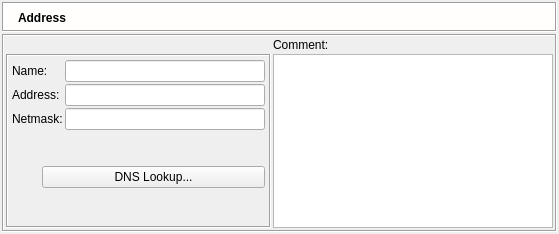
fwbuilder/fwbuilder, file src/gui/ipv4dialog_q.ui: the form before one commit.
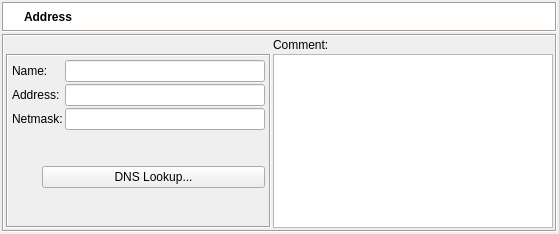
The form after the commit. Icons and pictures are not drawn.

What changed in the file:
```diff
--- a/src/gui/ipv4dialog_q.ui
+++ b/src/gui/ipv4dialog_q.ui
@@ -140,22 +140,22 @@
        </property>
        <layout class="QGridLayout" >
         <property name="leftMargin" >
-         <number>0</number>
+         <number>2</number>
         </property>
         <property name="topMargin" >
          <number>2</number>
         </property>
         <property name="rightMargin" >
-         <number>0</number>
+         <number>2</number>
         </property>
         <property name="bottomMargin" >
-         <number>0</number>
+         <number>2</number>
         </property>
         <property name="horizontalSpacing" >
-         <number>0</number>
+         <number>2</number>
         </property>
         <property name="verticalSpacing" >
-         <number>0</number>
+         <number>2</number>
         </property>
         <item row="0" column="2" >
          <widget class="QLabel" name="editorTitle" >
```
